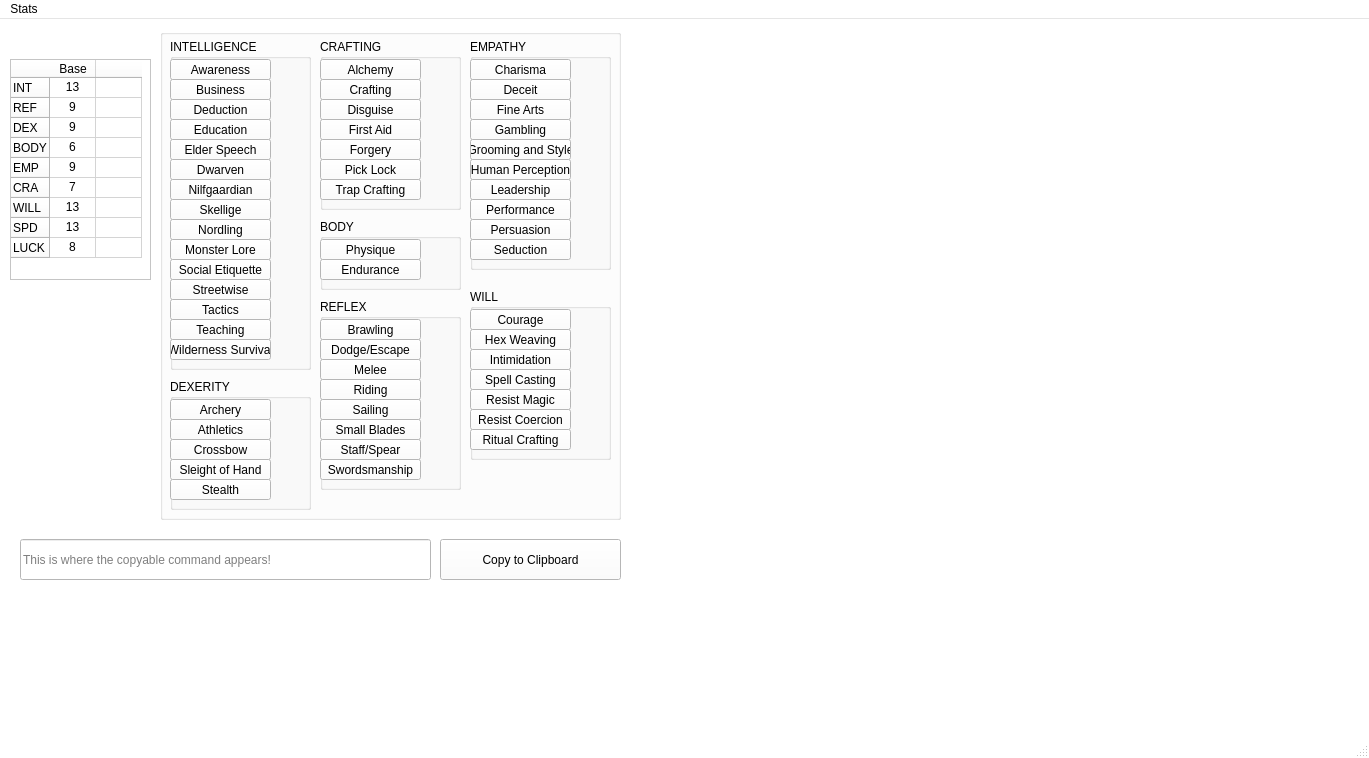
First picture: the form in mainwindow.ui, repository venfaaniik/RPGHelper, before the edit.
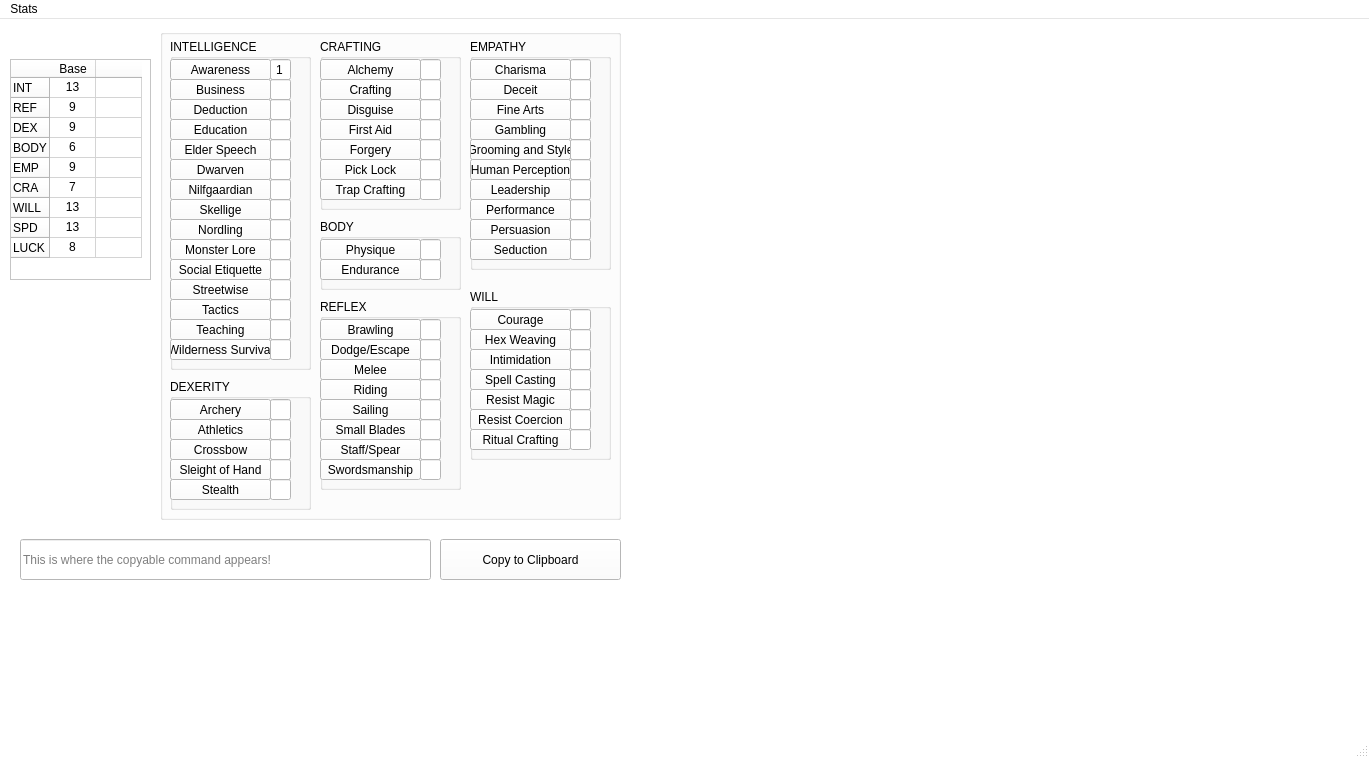
Second picture: the form after the edit.

The edit to the form file:
```diff
--- a/mainwindow.ui
+++ b/mainwindow.ui
@@ -976,6 +976,249 @@
        <bool>true</bool>
       </property>
      </widget>
+     <widget class="QLineEdit" name="Awareness_Value">
+      <property name="geometry">
+       <rect>
+        <x>100</x>
+        <y>20</y>
+        <width>21</width>
+        <height>21</height>
+       </rect>
+      </property>
+      <property name="text">
+       <string>1</string>
+      </property>
+      <property name="alignment">
+       <set>Qt::AlignCenter</set>
+      </property>
+      <property name="readOnly">
+       <bool>true</bool>
+      </property>
+     </widget>
+     <widget class="QLineEdit" name="Deduction_Value">
+      <property name="geometry">
+       <rect>
+        <x>100</x>
+        <y>60</y>
+        <width>21</width>
+        <height>21</height>
+       </rect>
+      </property>
+      <property name="alignment">
+       <set>Qt::AlignCenter</set>
+      </property>
+      <property name="readOnly">
+       <bool>true</bool>
+      </property>
+     </widget>
+     <widget class="QLineEdit" name="Education_Value">
+      <property name="geometry">
+       <rect>
+        <x>100</x>
+        <y>80</y>
+        <width>21</width>
+        <height>21</height>
+       </rect>
+      </property>
+      <property name="alignment">
+       <set>Qt::AlignCenter</set>
+      </property>
+      <property name="readOnly">
+       <bool>true</bool>
+      </property>
+     </widget>
+     <widget class="QLineEdit" name="ElderSpeech_Value">
+      <property name="geometry">
+       <rect>
+        <x>100</x>
+        <y>100</y>
+        <width>21</width>
+        <height>21</height>
+       </rect>
+      </property>
+      <property name="alignment">
+       <set>Qt::AlignCenter</set>
+      </property>
+      <property name="readOnly">
+       <bool>true</bool>
+      </property>
+     </widget>
+     <widget class="QLineEdit" name="LanguageDwarven_Value">
+      <property name="geometry">
+       <rect>
+        <x>100</x>
+        <y>120</y>
+        <width>21</width>
+        <height>21</height>
+       </rect>
+      </property>
+      <property name="alignment">
+       <set>Qt::AlignCenter</set>
+      </property>
+      <property name="readOnly">
+       <bool>true</bool>
+      </property>
+     </widget>
+     <widget class="QLineEdit" name="LanguageSkellige_Value">
+      <property name="geometry">
+       <rect>
+        <x>100</x>
+        <y>160</y>
+        <width>21</width>
+        <height>21</height>
+       </rect>
+      </property>
+      <property name="alignment">
+       <set>Qt::AlignCenter</set>
+      </property>
+      <property name="readOnly">
+       <bool>true</bool>
+      </property>
+     </widget>
+     <widget class="QLineEdit" name="SocialEtiquette_Value">
+      <property name="geometry">
+       <rect>
+        <x>100</x>
+        <y>220</y>
+        <width>21</width>
+        <height>21</height>
+       </rect>
+      </property>
+      <property name="alignment">
+       <set>Qt::AlignCenter</set>
+      </property>
+      <property name="readOnly">
+       <bool>true</bool>
+      </property>
+     </widget>
+     <widget class="QLineEdit" name="Streetwise_Value">
+      <property name="geometry">
+       <rect>
+        <x>100</x>
+        <y>240</y>
+        <width>21</width>
+        <height>21</height>
+       </rect>
+      </property>
+      <property name="alignment">
+       <set>Qt::AlignCenter</set>
+      </property>
+      <property name="readOnly">
+       <bool>true</bool>
+      </property>
+     </widget>
+     <widget class="QLineEdit" name="Teaching_Value">
+      <property name="geometry">
+       <rect>
+        <x>100</x>
+        <y>280</y>
+        <width>21</width>
+        <height>21</height>
+       </rect>
+      </property>
+      <property name="alignment">
+       <set>Qt::AlignCenter</set>
+      </property>
+      <property name="readOnly">
+       <bool>true</bool>
+      </property>
+     </widget>
+     <widget class="QLineEdit" name="Business_Value">
+      <property name="geometry">
+       <rect>
+        <x>100</x>
+        <y>40</y>
+        <width>21</width>
+        <height>21</height>
+       </rect>
+      </property>
+      <property name="alignment">
+       <set>Qt::AlignCenter</set>
+      </property>
+      <property name="readOnly">
+       <bool>true</bool>
+      </property>
+     </widget>
+     <widget class="QLineEdit" name="Tactics_Value">
+      <property name="geometry">
+       <rect>
+        <x>100</x>
+        <y>260</y>
+        <width>21</width>
+        <height>21</height>
+       </rect>
+      </property>
+      <property name="alignment">
+       <set>Qt::AlignCenter</set>
+      </property>
+      <property name="readOnly">
+       <bool>true</bool>
+      </property>
+     </widget>
+     <widget class="QLineEdit" name="MonsterLore_Value">
+      <property name="geometry">
+       <rect>
+        <x>100</x>
+        <y>200</y>
+        <width>21</width>
+        <height>21</height>
+       </rect>
+      </property>
+      <property name="alignment">
+       <set>Qt::AlignCenter</set>
+      </property>
+      <property name="readOnly">
+       <bool>true</bool>
+      </property>
+     </widget>
+     <widget class="QLineEdit" name="LanguageNordling_Value">
+      <property name="geometry">
+       <rect>
+        <x>100</x>
+        <y>180</y>
+        <width>21</width>
+        <height>21</height>
+       </rect>
+      </property>
+      <property name="alignment">
+       <set>Qt::AlignCenter</set>
+      </property>
+      <property name="readOnly">
+       <bool>true</bool>
+      </property>
+     </widget>
+     <widget class="QLineEdit" name="LanguageNilfgaardian_Value">
+      <property name="geometry">
+       <rect>
+        <x>100</x>
+        <y>140</y>
+        <width>21</width>
+        <height>21</height>
+       </rect>
+      </property>
+      <property name="alignment">
+       <set>Qt::AlignCenter</set>
+      </property>
+      <property name="readOnly">
+       <bool>true</bool>
+      </property>
+     </widget>
+     <widget class="QLineEdit" name="WildernessSurvival_Value">
+      <property name="geometry">
+       <rect>
+        <x>100</x>
+        <y>300</y>
+        <width>21</width>
+        <height>21</height>
+       </rect>
+      </property>
+      <property name="alignment">
+       <set>Qt::AlignCenter</set>
+      </property>
+      <property name="readOnly">
+       <bool>true</bool>
+      </property>
+     </widget>
     </widget>
     <widget class="QGroupBox" name="Group_DEXERITY">
      <property name="geometry">
@@ -1069,6 +1312,86 @@
        <bool>true</bool>
       </property>
      </widget>
+     <widget class="QLineEdit" name="Archery_Value">
+      <property name="geometry">
+       <rect>
+        <x>100</x>
+        <y>20</y>
+        <width>21</width>
+        <height>21</height>
+       </rect>
+      </property>
+      <property name="alignment">
+       <set>Qt::AlignCenter</set>
+      </property>
+      <property name="readOnly">
+       <bool>true</bool>
+      </property>
+     </widget>
+     <widget class="QLineEdit" name="Athletics_Value">
+      <property name="geometry">
+       <rect>
+        <x>100</x>
+        <y>40</y>
+        <width>21</width>
+        <height>21</height>
+       </rect>
+      </property>
+      <property name="alignment">
+       <set>Qt::AlignCenter</set>
+      </property>
+      <property name="readOnly">
+       <bool>true</bool>
+      </property>
+     </widget>
+     <widget class="QLineEdit" name="Crossbpw_Value">
+      <property name="geometry">
+       <rect>
+        <x>100</x>
+        <y>60</y>
+        <width>21</width>
+        <height>21</height>
+       </rect>
+      </property>
+      <property name="alignment">
+       <set>Qt::AlignCenter</set>
+      </property>
+      <property name="readOnly">
+       <bool>true</bool>
+      </property>
+     </widget>
+     <widget class="QLineEdit" name="SleightOfHand_Value">
+      <property name="geometry">
+       <rect>
+        <x>100</x>
+        <y>80</y>
+        <width>21</width>
+        <height>21</height>
+       </rect>
+      </property>
+      <property name="alignment">
+       <set>Qt::AlignCenter</set>
+      </property>
+      <property name="readOnly">
+       <bool>true</bool>
+      </property>
+     </widget>
+     <widget class="QLineEdit" name="Stealth_Value">
+      <property name="geometry">
+       <rect>
+        <x>100</x>
+        <y>100</y>
+        <width>21</width>
+        <height>21</height>
+       </rect>
+      </property>
+      <property name="alignment">
+       <set>Qt::AlignCenter</set>
+      </property>
+      <property name="readOnly">
+       <bool>true</bool>
+      </property>
+     </widget>
     </widget>
     <widget class="QGroupBox" name="Group_CRAFTING">
      <property name="geometry">
@@ -1194,6 +1517,118 @@
        <bool>true</bool>
       </property>
      </widget>
+     <widget class="QLineEdit" name="Alchemy_Value">
+      <property name="geometry">
+       <rect>
+        <x>100</x>
+        <y>20</y>
+        <width>21</width>
+        <height>21</height>
+       </rect>
+      </property>
+      <property name="alignment">
+       <set>Qt::AlignCenter</set>
+      </property>
+      <property name="readOnly">
+       <bool>true</bool>
+      </property>
+     </widget>
+     <widget class="QLineEdit" name="Crafting_Value">
+      <property name="geometry">
+       <rect>
+        <x>100</x>
+        <y>40</y>
+        <width>21</width>
+        <height>21</height>
+       </rect>
+      </property>
+      <property name="alignment">
+       <set>Qt::AlignCenter</set>
+      </property>
+      <property name="readOnly">
+       <bool>true</bool>
+      </property>
+     </widget>
+     <widget class="QLineEdit" name="Disguise_Value">
+      <property name="geometry">
+       <rect>
+        <x>100</x>
+        <y>60</y>
+        <width>21</width>
+        <height>21</height>
+       </rect>
+      </property>
+      <property name="alignment">
+       <set>Qt::AlignCenter</set>
+      </property>
+      <property name="readOnly">
+       <bool>true</bool>
+      </property>
+     </widget>
+     <widget class="QLineEdit" name="TrapCrafting_Value">
+      <property name="geometry">
+       <rect>
+        <x>100</x>
+        <y>140</y>
+        <width>21</width>
+        <height>21</height>
+       </rect>
+      </property>
+      <property name="alignment">
+       <set>Qt::AlignCenter</set>
+      </property>
+      <property name="readOnly">
+       <bool>true</bool>
+      </property>
+     </widget>
+     <widget class="QLineEdit" name="PickLock_Value">
+      <property name="geometry">
+       <rect>
+        <x>100</x>
+        <y>120</y>
+        <width>21</width>
+        <height>21</height>
+       </rect>
+      </property>
+      <property name="alignment">
+       <set>Qt::AlignCenter</set>
+      </property>
+      <property name="readOnly">
+       <bool>true</bool>
+      </property>
+     </widget>
+     <widget class="QLineEdit" name="Forgery_Value">
+      <property name="geometry">
+       <rect>
+        <x>100</x>
+        <y>100</y>
+        <width>21</width>
+        <height>21</height>
+       </rect>
+      </property>
+      <property name="alignment">
+       <set>Qt::AlignCenter</set>
+      </property>
+      <property name="readOnly">
+       <bool>true</bool>
+      </property>
+     </widget>
+     <widget class="QLineEdit" name="FirstAid_Value">
+      <property name="geometry">
+       <rect>
+        <x>100</x>
+        <y>80</y>
+        <width>21</width>
+        <height>21</height>
+       </rect>
+      </property>
+      <property name="alignment">
+       <set>Qt::AlignCenter</set>
+      </property>
+      <property name="readOnly">
+       <bool>true</bool>
+      </property>
+     </widget>
     </widget>
     <widget class="QGroupBox" name="Group_BODY">
      <property name="geometry">
@@ -1239,6 +1674,38 @@
        <bool>true</bool>
       </property>
      </widget>
+     <widget class="QLineEdit" name="Physique_Value">
+      <property name="geometry">
+       <rect>
+        <x>100</x>
+        <y>20</y>
+        <width>21</width>
+        <height>21</height>
+       </rect>
+      </property>
+      <property name="alignment">
+       <set>Qt::AlignCenter</set>
+      </property>
+      <property name="readOnly">
+       <bool>true</bool>
+      </property>
+     </widget>
+     <widget class="QLineEdit" name="Endurance_Value">
+      <property name="geometry">
+       <rect>
+        <x>100</x>
+        <y>40</y>
+        <width>21</width>
+        <height>21</height>
+       </rect>
+      </property>
+      <property name="alignment">
+       <set>Qt::AlignCenter</set>
+      </property>
+      <property name="readOnly">
+       <bool>true</bool>
+      </property>
+     </widget>
     </widget>
     <widget class="QGroupBox" name="Group_REFLEX">
      <property name="geometry">
@@ -1380,6 +1847,134 @@
        <bool>true</bool>
       </property>
      </widget>
+     <widget class="QLineEdit" name="Brawling_Value">
+      <property name="geometry">
+       <rect>
+        <x>100</x>
+        <y>20</y>
+        <width>21</width>
+        <height>21</height>
+       </rect>
+      </property>
+      <property name="alignment">
+       <set>Qt::AlignCenter</set>
+      </property>
+      <property name="readOnly">
+       <bool>true</bool>
+      </property>
+     </widget>
+     <widget class="QLineEdit" name="DodgeEscape_Value">
+      <property name="geometry">
+       <rect>
+        <x>100</x>
+        <y>40</y>
+        <width>21</width>
+        <height>21</height>
+       </rect>
+      </property>
+      <property name="alignment">
+       <set>Qt::AlignCenter</set>
+      </property>
+      <property name="readOnly">
+       <bool>true</bool>
+      </property>
+     </widget>
+     <widget class="QLineEdit" name="Melee_Value">
+      <property name="geometry">
+       <rect>
+        <x>100</x>
+        <y>60</y>
+        <width>21</width>
+        <height>21</height>
+       </rect>
+      </property>
+      <property name="alignment">
+       <set>Qt::AlignCenter</set>
+      </property>
+      <property name="readOnly">
+       <bool>true</bool>
+      </property>
+     </widget>
+     <widget class="QLineEdit" name="Riding_Value">
+      <property name="geometry">
+       <rect>
+        <x>100</x>
+        <y>80</y>
+        <width>21</width>
+        <height>21</height>
+       </rect>
+      </property>
+      <property name="alignment">
+       <set>Qt::AlignCenter</set>
+      </property>
+      <property name="readOnly">
+       <bool>true</bool>
+      </property>
+     </widget>
+     <widget class="QLineEdit" name="Sailing_Value">
+      <property name="geometry">
+       <rect>
+        <x>100</x>
+        <y>100</y>
+        <width>21</width>
+        <height>21</height>
+       </rect>
+      </property>
+      <property name="alignment">
+       <set>Qt::AlignCenter</set>
+      </property>
+      <property name="readOnly">
+       <bool>true</bool>
+      </property>
+     </widget>
+     <widget class="QLineEdit" name="SmallBlades_Value">
+      <property name="geometry">
+       <rect>
+        <x>100</x>
+        <y>120</y>
+        <width>21</width>
+        <height>21</height>
+       </rect>
+      </property>
+      <property name="alignment">
+       <set>Qt::AlignCenter</set>
+      </property>
+      <property name="readOnly">
+       <bool>true</bool>
+      </property>
+     </widget>
+     <widget class="QLineEdit" name="StaffSpear_Value">
+      <property name="geometry">
+       <rect>
+        <x>100</x>
+        <y>140</y>
+        <width>21</width>
+        <height>21</height>
+       </rect>
+      </property>
+      <property name="alignment">
+       <set>Qt::AlignCenter</set>
+      </property>
+      <property name="readOnly">
+       <bool>true</bool>
+      </property>
+     </widget>
+     <widget class="QLineEdit" name="Swordsmanship_Value">
+      <property name="geometry">
+       <rect>
+        <x>100</x>
+        <y>160</y>
+        <width>21</width>
+        <height>21</height>
+       </rect>
+      </property>
+      <property name="alignment">
+       <set>Qt::AlignCenter</set>
+      </property>
+      <property name="readOnly">
+       <bool>true</bool>
+      </property>
+     </widget>
     </widget>
     <widget class="QGroupBox" name="Group_EMPATHY">
      <property name="geometry">
@@ -1553,6 +2148,166 @@
        <bool>true</bool>
       </property>
      </widget>
+     <widget class="QLineEdit" name="Charisma_Value">
+      <property name="geometry">
+       <rect>
+        <x>100</x>
+        <y>20</y>
+        <width>21</width>
+        <height>21</height>
+       </rect>
+      </property>
+      <property name="alignment">
+       <set>Qt::AlignCenter</set>
+      </property>
+      <property name="readOnly">
+       <bool>true</bool>
+      </property>
+     </widget>
+     <widget class="QLineEdit" name="Deceit_Value">
+      <property name="geometry">
+       <rect>
+        <x>100</x>
+        <y>40</y>
+        <width>21</width>
+        <height>21</height>
+       </rect>
+      </property>
+      <property name="alignment">
+       <set>Qt::AlignCenter</set>
+      </property>
+      <property name="readOnly">
+       <bool>true</bool>
+      </property>
+     </widget>
+     <widget class="QLineEdit" name="FineArts_Value">
+      <property name="geometry">
+       <rect>
+        <x>100</x>
+        <y>60</y>
+        <width>21</width>
+        <height>21</height>
+       </rect>
+      </property>
+      <property name="alignment">
+       <set>Qt::AlignCenter</set>
+      </property>
+      <property name="readOnly">
+       <bool>true</bool>
+      </property>
+     </widget>
+     <widget class="QLineEdit" name="Gambling_Value">
+      <property name="geometry">
+       <rect>
+        <x>100</x>
+        <y>80</y>
+        <width>21</width>
+        <height>21</height>
+       </rect>
+      </property>
+      <property name="alignment">
+       <set>Qt::AlignCenter</set>
+      </property>
+      <property name="readOnly">
+       <bool>true</bool>
+      </property>
+     </widget>
+     <widget class="QLineEdit" name="GroomingAndStyle_Value">
+      <property name="geometry">
+       <rect>
+        <x>100</x>
+        <y>100</y>
+        <width>21</width>
+        <height>21</height>
+       </rect>
+      </property>
+      <property name="alignment">
+       <set>Qt::AlignCenter</set>
+      </property>
+      <property name="readOnly">
+       <bool>true</bool>
+      </property>
+     </widget>
+     <widget class="QLineEdit" name="HumanPerception_Value">
+      <property name="geometry">
+       <rect>
+        <x>100</x>
+        <y>120</y>
+        <width>21</width>
+        <height>21</height>
+       </rect>
+      </property>
+      <property name="alignment">
+       <set>Qt::AlignCenter</set>
+      </property>
+      <property name="readOnly">
+       <bool>true</bool>
+      </property>
+     </widget>
+     <widget class="QLineEdit" name="Leadership_Value">
+      <property name="geometry">
+       <rect>
+        <x>100</x>
+        <y>140</y>
+        <width>21</width>
+        <height>21</height>
+       </rect>
+      </property>
+      <property name="alignment">
+       <set>Qt::AlignCenter</set>
+      </property>
+      <property name="readOnly">
+       <bool>true</bool>
+      </property>
+     </widget>
+     <widget class="QLineEdit" name="Performance_Value">
+      <property name="geometry">
+       <rect>
+        <x>100</x>
+        <y>160</y>
+        <width>21</width>
+        <height>21</height>
+       </rect>
+      </property>
+      <property name="alignment">
+       <set>Qt::AlignCenter</set>
+      </property>
+      <property name="readOnly">
+       <bool>true</bool>
+      </property>
+     </widget>
+     <widget class="QLineEdit" name="Persuasion_Value">
+      <property name="geometry">
+       <rect>
+        <x>100</x>
+        <y>180</y>
+        <width>21</width>
+        <height>21</height>
+       </rect>
+      </property>
+      <property name="alignment">
+       <set>Qt::AlignCenter</set>
+      </property>
+      <property name="readOnly">
+       <bool>true</bool>
+      </property>
+     </widget>
+     <widget class="QLineEdit" name="Seduction_Value">
+      <property name="geometry">
+       <rect>
+        <x>100</x>
+        <y>200</y>
+        <width>21</width>
+        <height>21</height>
+       </rect>
+      </property>
+      <property name="alignment">
+       <set>Qt::AlignCenter</set>
+      </property>
+      <property name="readOnly">
+       <bool>true</bool>
+      </property>
+     </widget>
     </widget>
     <widget class="QGroupBox" name="Group_WILL">
      <property name="geometry">
@@ -1678,6 +2433,118 @@
        <bool>true</bool>
       </property>
      </widget>
+     <widget class="QLineEdit" name="Courage_Value">
+      <property name="geometry">
+       <rect>
+        <x>100</x>
+        <y>20</y>
+        <width>21</width>
+        <height>21</height>
+       </rect>
+      </property>
+      <property name="alignment">
+       <set>Qt::AlignCenter</set>
+      </property>
+      <property name="readOnly">
+       <bool>true</bool>
+      </property>
+     </widget>
+     <widget class="QLineEdit" name="HexWeaving_Value">
+      <property name="geometry">
+       <rect>
+        <x>100</x>
+        <y>40</y>
+        <width>21</width>
+        <height>21</height>
+       </rect>
+      </property>
+      <property name="alignment">
+       <set>Qt::AlignCenter</set>
+      </property>
+      <property name="readOnly">
+       <bool>true</bool>
+      </property>
+     </widget>
+     <widget class="QLineEdit" name="Intimidation_Value">
+      <property name="geometry">
+       <rect>
+        <x>100</x>
+        <y>60</y>
+        <width>21</width>
+        <height>21</height>
+       </rect>
+      </property>
+      <property name="alignment">
+       <set>Qt::AlignCenter</set>
+      </property>
+      <property name="readOnly">
+       <bool>true</bool>
+      </property>
+     </widget>
+     <widget class="QLineEdit" name="SpellCasting_Value">
+      <property name="geometry">
+       <rect>
+        <x>100</x>
+        <y>80</y>
+        <width>21</width>
+        <height>21</height>
+       </rect>
+      </property>
+      <property name="alignment">
+       <set>Qt::AlignCenter</set>
+      </property>
+      <property name="readOnly">
+       <bool>true</bool>
+      </property>
+     </widget>
+     <widget class="QLineEdit" name="ResistMagic_Value">
+      <property name="geometry">
+       <rect>
+        <x>100</x>
+        <y>100</y>
+        <width>21</width>
+        <height>21</height>
+       </rect>
+      </property>
+      <property name="alignment">
+       <set>Qt::AlignCenter</set>
+      </property>
+      <property name="readOnly">
+       <bool>true</bool>
+      </property>
+     </widget>
+     <widget class="QLineEdit" name="ResistCoercion_Value">
+      <property name="geometry">
+       <rect>
+        <x>100</x>
+        <y>120</y>
+        <width>21</width>
+        <height>21</height>
+       </rect>
+      </property>
+      <property name="alignment">
+       <set>Qt::AlignCenter</set>
+      </property>
+      <property name="readOnly">
+       <bool>true</bool>
+      </property>
+     </widget>
+     <widget class="QLineEdit" name="RitualCrafting_Vvalue">
+      <property name="geometry">
+       <rect>
+        <x>100</x>
+        <y>140</y>
+        <width>21</width>
+        <height>21</height>
+       </rect>
+      </property>
+      <property name="alignment">
+       <set>Qt::AlignCenter</set>
+      </property>
+      <property name="readOnly">
+       <bool>true</bool>
+      </property>
+     </widget>
     </widget>
    </widget>
    <widget class="QLineEdit" name="Commandline">
```
